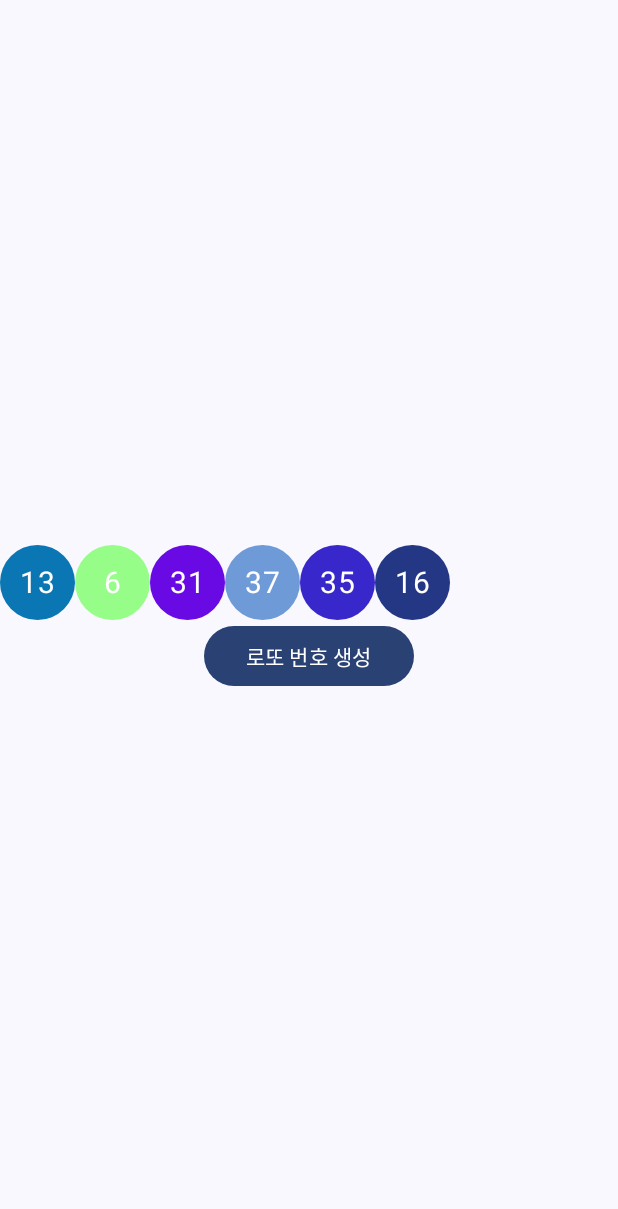
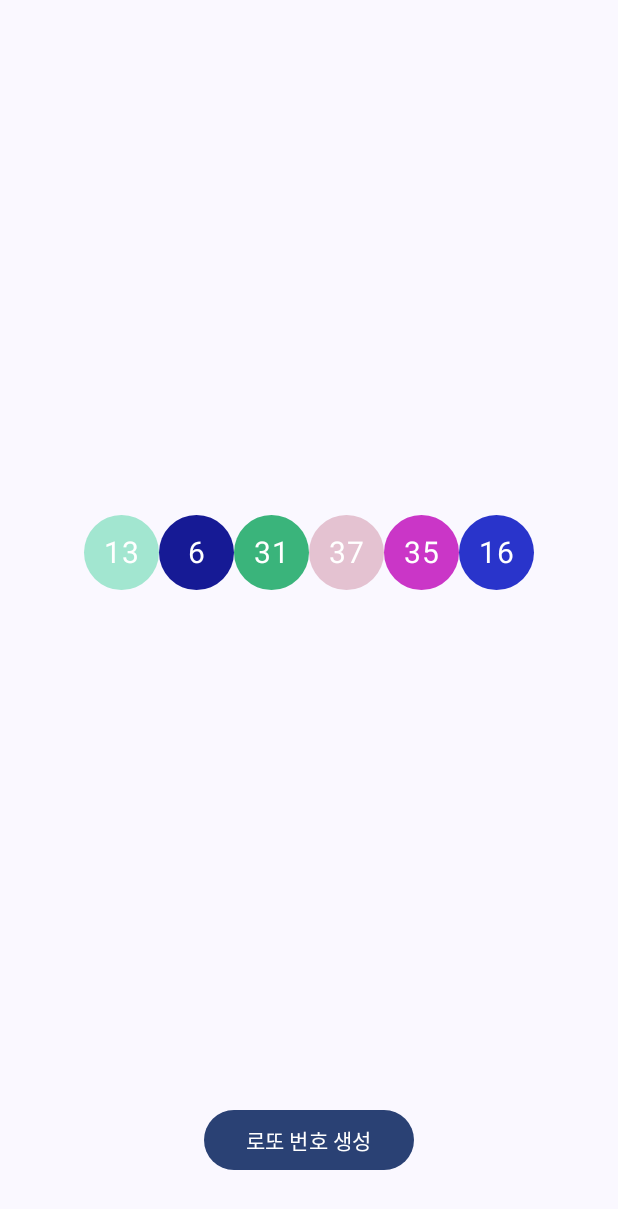
Before and after one commit to vmkmym/android-templates, an Android app built with Jetpack Compose: the screen it shows after launch (MainActivity), after a tap on "로또 번호 생성", on a phone screen of 412 x 824 dp. Shown: the top 1209 px of the screen. Run offline under Robolectric (Android 15) with nearby library versions, the phone set to English and light mode, and no system bars.

Commit message:
feat: create LottoUtils.kt, update GenerateLottoButton UI

```diff
--- a/app/src/main/java/com/example/composeproject/MainActivity.kt
+++ b/app/src/main/java/com/example/composeproject/MainActivity.kt
@@ -23,6 +23,9 @@ import androidx.compose.foundation.background
 import androidx.compose.foundation.layout.Arrangement
 import androidx.compose.foundation.layout.Box
 import androidx.compose.foundation.layout.Column
+import androidx.compose.foundation.layout.fillMaxWidth
+import androidx.compose.foundation.layout.height
+import androidx.compose.foundation.layout.padding
 import androidx.compose.foundation.layout.size
 import androidx.compose.foundation.layout.width
 import androidx.compose.foundation.shape.CircleShape
@@ -35,6 +38,8 @@ import androidx.compose.ui.graphics.Color
 import androidx.compose.ui.unit.dp
 import androidx.compose.ui.unit.sp
 import com.example.composeproject.ui.theme.ComposeProjectTheme
+import com.example.composeproject.utils.generateLottoNumbers
+import com.example.composeproject.utils.random
 import kotlin.random.Random
 
 class MainActivity : ComponentActivity() {
@@ -46,34 +51,37 @@ class MainActivity : ComponentActivity() {
                     modifier = Modifier.fillMaxSize(),
                     color = MaterialTheme.colorScheme.background
                 ) {
-                    GenerateLotto()
+                    GenerateLottoButton()
                 }
             }
         }
     }
 }
 
+
 @Composable
-fun GenerateLotto() {
-    var lottoKey by remember { mutableIntStateOf(0) }
+fun GenerateLottoButton() {
     var lottoNumbers by remember { mutableStateOf(listOf<Int>()) }
 
     Column(
         modifier = Modifier.fillMaxSize(),
-        verticalArrangement = Arrangement.Center
+        verticalArrangement = Arrangement.Center,
+        horizontalAlignment = Alignment.CenterHorizontally
     ) {
         Row(
-            horizontalArrangement = Arrangement.SpaceEvenly
+            modifier = Modifier.weight(1f),
+            horizontalArrangement = Arrangement.Center,
+            verticalAlignment = Alignment.CenterVertically
         ) {
-            lottoNumbers.forEach { number -> LottoBall(number, lottoKey) }
+            lottoNumbers.forEach { number -> LottoBall(number) }
         }
         Button(
             modifier = Modifier
+                .padding(bottom = 40.dp)
                 .width(140.dp)
                 .align(Alignment.CenterHorizontally),
             onClick = {
                 lottoNumbers = generateLottoNumbers()
-                lottoKey++
             }
         ) {
             Text("로또 번호 생성")
@@ -82,24 +90,32 @@ fun GenerateLotto() {
 }
 
 @Composable
-fun LottoBall(number: Int, key: Int) {
-    var targetValue by remember { mutableFloatStateOf(0f) }
-    val value by animateFloatAsState(
-        targetValue = targetValue,
+fun LottoBall(number: Int) {
+    var animateValue by remember { mutableFloatStateOf(0f) }
+
+    LaunchedEffect(number) {
+        animateValue = 0f
+        animateValue = 0.3f
+        animateValue = 0.6f
+        animateValue = 0.9f
+        animateValue = 1f
+    }
+
+    val animatedScale by animateFloatAsState(
+        label = "animatedScale",
+        targetValue = animateValue,
         animationSpec = spring(
-            dampingRatio = Spring.DampingRatioHighBouncy,
+            dampingRatio = Spring.DampingRatioLowBouncy,
             stiffness = Spring.StiffnessMedium
-        ), label = ""
+        )
     )
-    val currentKey by rememberUpdatedState(key)
-    LaunchedEffect(currentKey) { targetValue = 1f }
 
     Box(
+        contentAlignment = Alignment.Center,
         modifier = Modifier
             .size(50.dp)
             .background(Color.random(), CircleShape)
-            .scale(value),
-        contentAlignment = Alignment.Center
+            .scale(animatedScale)
     ) {
         Text(
             text = number.toString(),
@@ -108,15 +124,3 @@ fun LottoBall(number: Int, key: Int) {
         )
     }
 }
-
-fun generateLottoNumbers(): List<Int> {
-    return (1..45).shuffled().take(6)
-}
-
-fun Color.Companion.random(): Color {
-    return Color(
-        red = Random.nextFloat(),
-        green = Random.nextFloat(),
-        blue = Random.nextFloat()
-    )
-}
--- /dev/null
+++ b/app/src/main/java/com/example/composeproject/utils/LottoUtils.kt
@@ -0,0 +1,16 @@
+package com.example.composeproject.utils
+
+import androidx.compose.ui.graphics.Color
+import kotlin.random.Random
+
+fun generateLottoNumbers(): List<Int> {
+    return (1..45).shuffled().take(6)
+}
+
+fun Color.Companion.random(): Color {
+    return Color(
+        red = Random.nextFloat(),
+        green = Random.nextFloat(),
+        blue = Random.nextFloat()
+    )
+}
```
